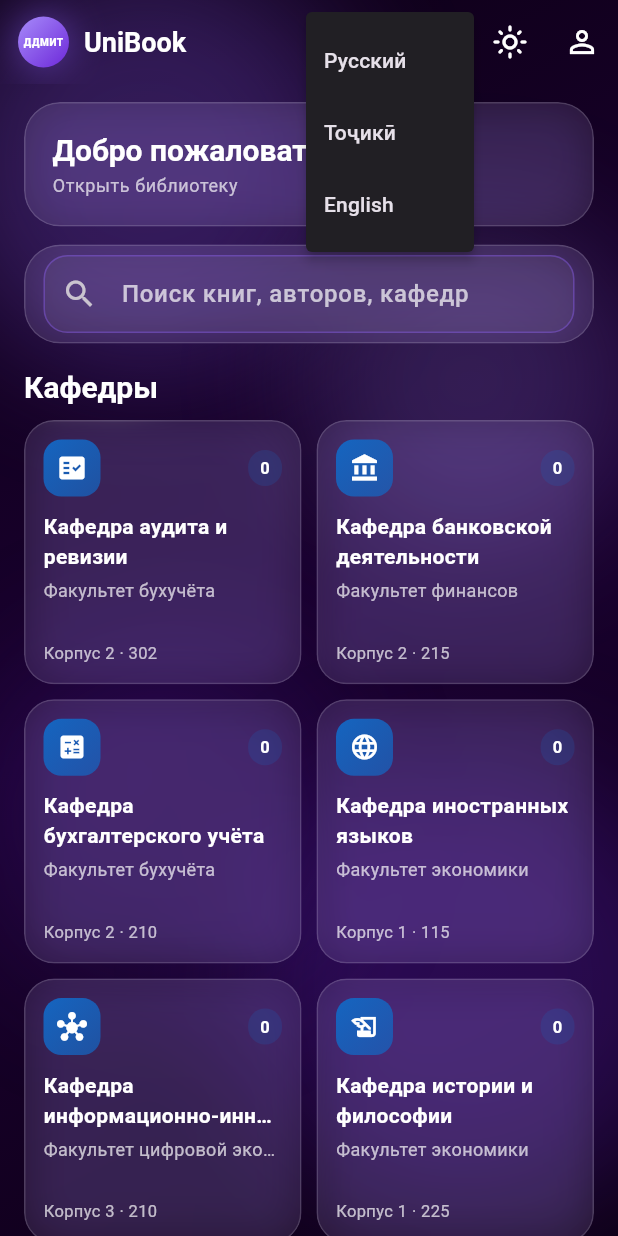
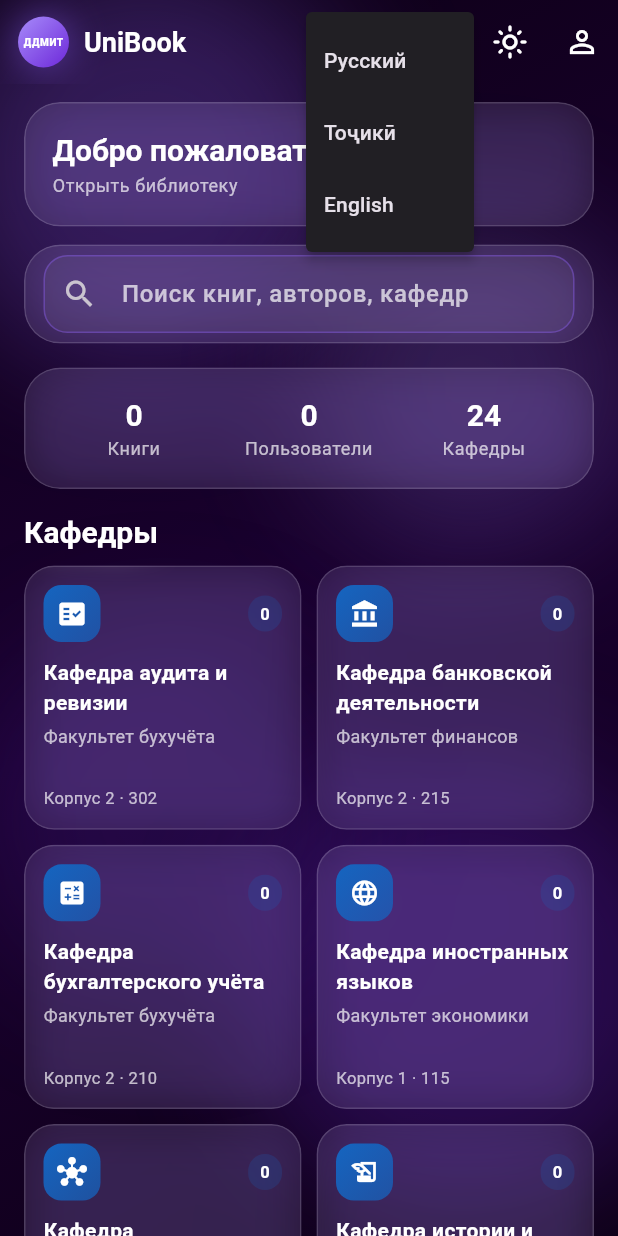
Before and after one commit to HxOpSec/unibook, a Flutter app: the screen it shows after launch, after a tap on the "language" icon, on a phone screen of 412 x 824 dp. Run offline on Flutter 3.47's test engine with Material 3 defaults, Android fonts, the phone set to English and light mode, and no system bars; our stand-ins replace cached_network_image, cloud_firestore, dio, file_picker, firebase_auth, firebase_core and 1 more; missing offline and left inert: syncfusion_flutter_pdfviewer; accounts and stored records are empty; statements that could not run were skipped.

Commit message:
Fix Firebase seeding guard, Cloudinary upload payload, dropdown overflow, and home stats
Agent-Logs-Url: https://github.com/HxOpSec/unibook/sessions/6468348c-2960-4d61-9a5d-328e523bdb31

Co-authored-by: HxOpSec <250146646+HxOpSec@users.noreply.github.com>

```diff
--- a/lib/core/constants/app_strings.dart
+++ b/lib/core/constants/app_strings.dart
@@ -14,6 +14,7 @@ abstract final class AppStrings {
       'departments': 'Кафедры',
       'favorites': 'Избранное',
       'profile': 'Профиль',
+      'users': 'Пользователи',
       'search': 'Поиск',
       'searchHint': 'Поиск книг, авторов, кафедр',
       'newArrivals': 'Новые поступления',
@@ -77,6 +78,7 @@ abstract final class AppStrings {
       'departments': 'Кафедраҳо',
       'favorites': 'Дӯстдоштаҳо',
       'profile': 'Профил',
+      'users': 'Корбарон',
       'search': 'Ҷустуҷӯ',
       'searchHint': 'Ҷустуҷӯи китоб, муаллиф, кафедра',
       'newArrivals': 'Китобҳои нав',
@@ -140,6 +142,7 @@ abstract final class AppStrings {
       'departments': 'Departments',
       'favorites': 'Favorites',
       'profile': 'Profile',
+      'users': 'Users',
       'search': 'Search',
       'searchHint': 'Search books, authors, departments',
       'newArrivals': 'New arrivals',
--- a/lib/main.dart
+++ b/lib/main.dart
@@ -33,13 +33,8 @@ void main() async {
 
 Future<void> seedDepartments() async {
   final firestore = FirebaseFirestore.instance;
-  final snapshot = await firestore.collection('departments').get();
-  if (snapshot.docs.length >= 20) return;
-  final deleteBatch = firestore.batch();
-  for (final doc in snapshot.docs) {
-    deleteBatch.delete(doc.reference);
-  }
-  await deleteBatch.commit();
+  final snapshot = await firestore.collection('departments').limit(1).get();
+  if (snapshot.docs.isNotEmpty) return;
   final departments = [
     {'id':'dept_world_economy','name':'Кафедра мировой экономики','code':'ME','facultyName':'Факультет МЭО','building':'Корпус 1','room':'201','icon':'public','colorHex':'#1565C0'},
     {'id':'dept_customs','name':'Кафедра таможенной деятельности','code':'TAM','facultyName':'Факультет таможни','building':'Корпус 2','room':'105','icon':'security','colorHex':'#4A148C'},
--- a/lib/providers/books_provider.dart
+++ b/lib/providers/books_provider.dart
@@ -18,6 +18,10 @@ class BooksProvider extends ChangeNotifier {
   String? _subjectFilter;
   BookSort _sort = BookSort.byDate;
   bool _loading = false;
+  bool _statsLoading = false;
+  int _booksCount = 0;
+  int _usersCount = 0;
+  int _departmentsCount = 0;
 
   List<BookModel> get books {
     var filtered = _books.where((book) {
@@ -40,6 +44,10 @@ class BooksProvider extends ChangeNotifier {
   }
 
   bool get loading => _loading;
+  bool get statsLoading => _statsLoading;
+  int get booksCount => _booksCount;
+  int get usersCount => _usersCount;
+  int get departmentsCount => _departmentsCount;
   String get query => _query;
   String? get subjectFilter => _subjectFilter;
   BookSort get sort => _sort;
@@ -74,6 +82,24 @@ class BooksProvider extends ChangeNotifier {
     notifyListeners();
   }
 
+  Future<void> loadStats() async {
+    _statsLoading = true;
+    notifyListeners();
+    try {
+      final results = await Future.wait<int>([
+        _firestoreService.getBooksCount(),
+        _firestoreService.getUsersCount(),
+        _firestoreService.getDepartmentsCount(),
+      ]);
+      _booksCount = results[0];
+      _usersCount = results[1];
+      _departmentsCount = results[2];
+    } finally {
+      _statsLoading = false;
+      notifyListeners();
+    }
+  }
+
   @override
   void dispose() {
     _sub?.cancel();
--- a/lib/screens/auth/register_screen.dart
+++ b/lib/screens/auth/register_screen.dart
@@ -245,6 +245,7 @@ class _RegisterScreenState extends State<RegisterScreen> {
                           ),
                           const SizedBox(height: 12),
                           DropdownButtonFormField<String>(
+                            isExpanded: true,
                             value: _departmentId,
                             onChanged: (v) => setState(() => _departmentId = v),
                             decoration: const InputDecoration(
@@ -258,6 +259,8 @@ class _RegisterScreenState extends State<RegisterScreen> {
                                     value: d.id,
                                     child: Text(
                                       d.name,
+                                      maxLines: 1,
+                                      overflow: TextOverflow.ellipsis,
                                       style: TextStyle(color: textPrimary),
                                     ),
                                   ),
--- a/lib/screens/home/home_screen.dart
+++ b/lib/screens/home/home_screen.dart
@@ -7,6 +7,7 @@ import 'package:unibook/core/constants/app_routes.dart';
 import 'package:unibook/models/book_model.dart';
 import 'package:unibook/models/department_model.dart';
 import 'package:unibook/providers/auth_provider.dart';
+import 'package:unibook/providers/books_provider.dart';
 import 'package:unibook/providers/settings_provider.dart';
 import 'package:unibook/services/firestore_service.dart';
 import 'package:unibook/widgets/animated_background.dart';
@@ -41,8 +42,10 @@ class _HomeScreenState extends State<HomeScreen> {
   Future<void> _load() async {
     setState(() => _loading = true);
     final service = context.read<FirestoreService>();
+    final booksProvider = context.read<BooksProvider>();
     final departments = await service.getDepartments();
     final books = await service.streamRecentBooks(limit: 12).first;
+    await booksProvider.loadStats();
     if (!mounted) return;
     setState(() {
       _departments = departments;
@@ -62,6 +65,7 @@ class _HomeScreenState extends State<HomeScreen> {
   Widget build(BuildContext context) {
     final settings = context.watch<SettingsProvider>();
     final auth = context.watch<AuthProvider>();
+    final booksProvider = context.watch<BooksProvider>();
     final isDark = Theme.of(context).brightness == Brightness.dark;
     final gradient = isDark
         ? const [AppColors.darkBackgroundStart, AppColors.darkBackgroundMid, AppColors.darkBackgroundEnd]
@@ -195,6 +199,38 @@ class _HomeScreenState extends State<HomeScreen> {
                           ),
                         ),
                         const SizedBox(height: 16),
+                        GlassCard(
+                          child: booksProvider.statsLoading
+                              ? const Padding(
+                                  padding: EdgeInsets.symmetric(vertical: 10),
+                                  child: Center(child: CircularProgressIndicator()),
+                                )
+                              : Row(
+                                  children: [
+                                    Expanded(
+                                      child: _StatItem(
+                                        label: settings.t('books'),
+                                        value: booksProvider.booksCount,
+                                      ),
+                                    ),
+                                    const SizedBox(width: 8),
+                                    Expanded(
+                                      child: _StatItem(
+                                        label: settings.t('users'),
+                                        value: booksProvider.usersCount,
+                                      ),
+                                    ),
+                                    const SizedBox(width: 8),
+                                    Expanded(
+                                      child: _StatItem(
+                                        label: settings.t('departments'),
+                                        value: booksProvider.departmentsCount,
+                                      ),
+                                    ),
+                                  ],
+                                ),
+                        ),
+                        const SizedBox(height: 16),
                         Text(
                           settings.t('departments'),
                           style: Theme.of(context).textTheme.titleLarge,
@@ -282,3 +318,28 @@ class _EmptyGlass extends StatelessWidget {
     );
   }
 }
+
+class _StatItem extends StatelessWidget {
+  const _StatItem({required this.label, required this.value});
+
+  final String label;
+  final int value;
+
+  @override
+  Widget build(BuildContext context) {
+    return Column(
+      children: [
+        Text(
+          value.toString(),
+          style: Theme.of(context).textTheme.titleLarge?.copyWith(fontWeight: FontWeight.w700),
+        ),
+        const SizedBox(height: 2),
+        Text(
+          label,
+          textAlign: TextAlign.center,
+          style: Theme.of(context).textTheme.bodySmall,
+        ),
+      ],
+    );
+  }
+}
--- a/lib/screens/teacher/upload_book_screen.dart
+++ b/lib/screens/teacher/upload_book_screen.dart
@@ -155,6 +155,7 @@ class _UploadBookScreenState extends State<UploadBookScreen> {
                   _SectionCard(
                     title: 'Кафедра',
                     child: DropdownButtonFormField<String>(
+                      isExpanded: true,
                       value: _departmentId,
                       onChanged: (v) => setState(() => _departmentId = v),
                       validator: Validators.requiredField,
@@ -162,7 +163,11 @@ class _UploadBookScreenState extends State<UploadBookScreen> {
                           .map(
                             (d) => DropdownMenuItem(
                               value: d.id,
-                              child: Text('${d.name} — ${d.facultyName}', maxLines: 1, overflow: TextOverflow.ellipsis),
+                              child: Text(
+                                '${d.name} — ${d.facultyName}',
+                                maxLines: 1,
+                                overflow: TextOverflow.ellipsis,
+                              ),
                             ),
                           )
                           .toList(),
--- a/lib/services/cloudinary_service.dart
+++ b/lib/services/cloudinary_service.dart
@@ -20,9 +20,11 @@ class CloudinaryService {
     required String uploadPreset,
     void Function(double progress)? onProgress,
   }) async {
+    try {
+      final fileName = file.path.split('/').last;
       final formData = FormData.fromMap({
-      'file': await MultipartFile.fromFile(file.path),
-      'upload_preset': uploadPreset,
+        'file': await MultipartFile.fromFile(file.path, filename: fileName),
+        'upload_preset': 'unibook_upload',
         'folder': 'unibook/books',
       });
 
@@ -44,6 +46,11 @@ class CloudinaryService {
         secureUrl: data['secure_url'] as String,
         publicId: data['public_id'] as String,
       );
+    } on DioException catch (e) {
+      // ignore: avoid_print
+      print('Cloudinary uploadPdf error: ${e.response?.data}');
+      rethrow;
+    }
   }
 
   Future<String> uploadCover({
--- a/lib/services/firestore_service.dart
+++ b/lib/services/firestore_service.dart
@@ -163,15 +163,30 @@ class FirestoreService {
     );
   }
 
+  Future<int> getBooksCount() async {
+    final snap = await _books.count().get();
+    return snap.count ?? 0;
+  }
+
+  Future<int> getUsersCount() async {
+    final snap = await _users.count().get();
+    return snap.count ?? 0;
+  }
+
+  Future<int> getDepartmentsCount() async {
+    final snap = await _departments.count().get();
+    return snap.count ?? 0;
+  }
+
   Future<Map<String, int>> getStats() async {
-    final booksSnapshot = await _firestore.collection('books').count().get();
-    final usersSnapshot = await _firestore.collection('users').count().get();
-    final departmentsSnapshot = await _firestore.collection('departments').count().get();
+    final booksCount = await getBooksCount();
+    final usersCount = await getUsersCount();
+    final departmentsCount = await getDepartmentsCount();
 
     return {
-      'books': booksSnapshot.count ?? 0,
-      'users': usersSnapshot.count ?? 0,
-      'departments': departmentsSnapshot.count ?? 0,
+      'books': booksCount,
+      'users': usersCount,
+      'departments': departmentsCount,
     };
   }
 }
```
Lines whose indentation alone changed are shown as unchanged.
